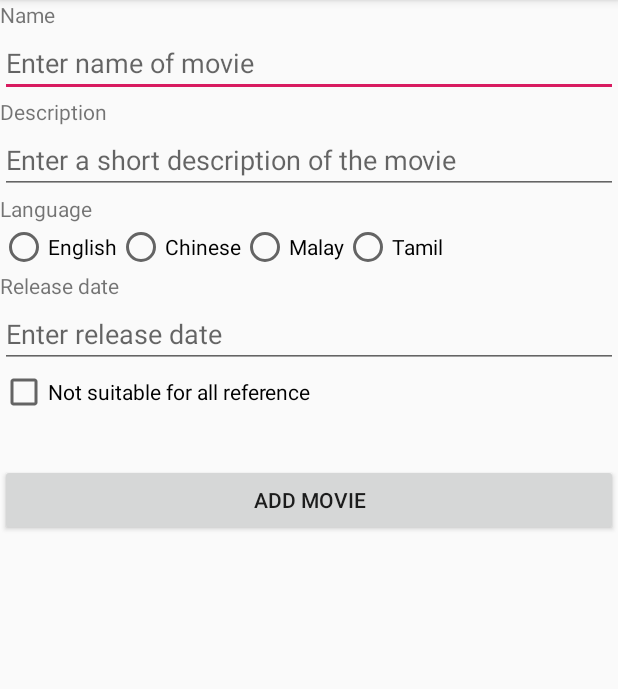
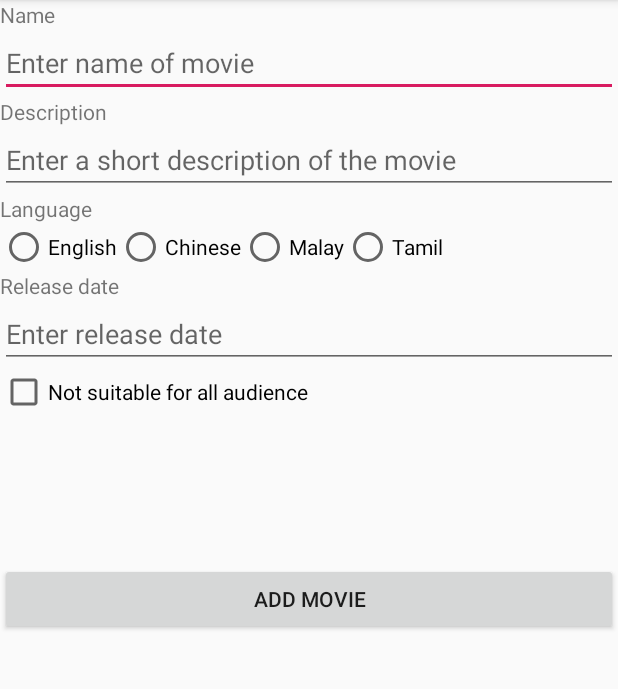
Before and after one commit to hiyongrui/basicMovie-master, an Android app: the screen it shows after launch (MainActivity), on a phone screen of 412 x 824 dp, the part 84-773 px from its top. Run offline under Robolectric (Android 15) with nearby library versions, the phone set to English and light mode, and no system bars.

Commit message:
final validation, code more readable for first screen, suitable for all ages should be = false instead of the one shown in the pdf is wrong logic

```diff
--- a/app/src/main/res/layout/activity_main.xml
+++ b/app/src/main/res/layout/activity_main.xml
@@ -12,7 +12,7 @@
     />
 
     <EditText
-            android:id="@+id/etNumBiggerThan25"
+            android:id="@+id/nameOfMovie"
             android:hint="Enter name of movie"
             android:layout_width="match_parent"
             android:layout_height="wrap_content"/>
@@ -87,12 +87,11 @@
             android:id="@+id/checkBoxSuitable"
             android:layout_width="match_parent"
             android:layout_height="wrap_content"
-            android:text="Not suitable for all reference"
+            android:text="Not suitable for all audience"
     />
 
     <LinearLayout
             android:layout_width="match_parent"
-            android:orientation="horizontal"
             android:layout_height="wrap_content">
 
         <CheckBox
@@ -114,6 +113,10 @@
         />
     </LinearLayout>
 
+    <Space
+        android:layout_width="wrap_content"
+        android:layout_height="66dp"/>
+
     <Button
             android:layout_width="match_parent"
             android:layout_height="wrap_content"
```
Also changed, not shown: app/src/main/java/com/example/tanyongrui/basicmovie/MainActivity.kt (+46 -44 lines).
